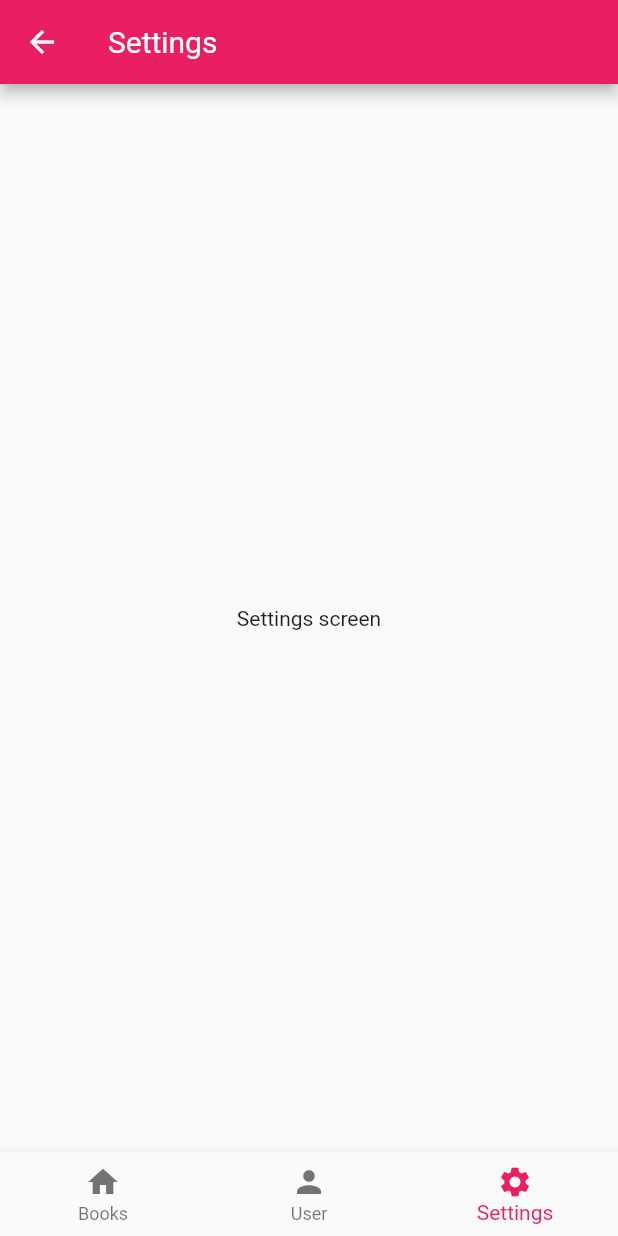
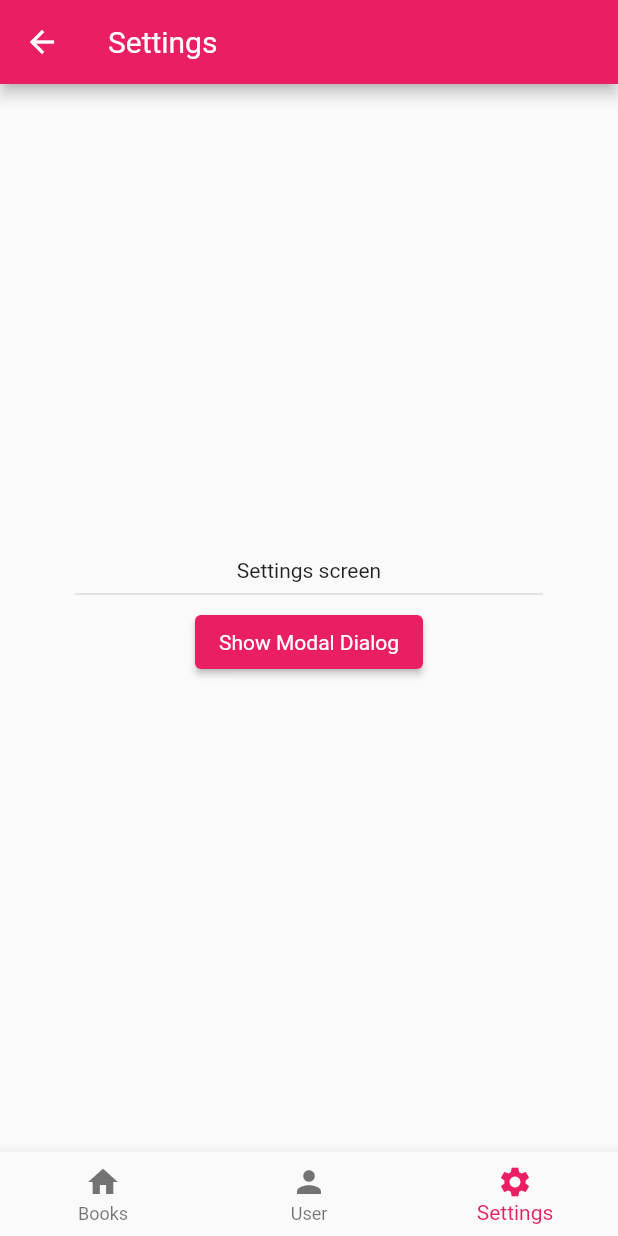
Before and after one commit to vgribok/flutter_nav2_oop, a Flutter app: the screen it shows after launch, item 3 of the bottom bar chosen, on a phone screen of 412 x 824 dp. Run offline on Flutter 3.47's test engine with Material 2 defaults, Android fonts, the phone set to English and light mode, and no system bars.

Commit message:
Added full screen modal dialog support

```diff
--- a/example/lib/main.dart
+++ b/example/lib/main.dart
@@ -1,6 +1,8 @@
 import 'package:example/src/models/book.dart';
+import 'package:example/src/models/show_settings_modal_state.dart';
 import 'package:example/src/routing/book_details_path.dart';
 import 'package:example/src/routing/book_list_path.dart';
+import 'package:example/src/routing/settings_modal_child_path.dart';
 import 'package:example/src/routing/settings_path.dart';
 import 'package:example/src/routing/user_profile_path.dart';
 import 'package:example/src/screens/book_list_screen.dart';
@@ -39,13 +41,15 @@ class _BooksAppState extends NavAwareAppState<BooksApp> {
             TabInfo(
               icon: Icons.settings,
               title: 'Settings',
+              stateItems: [ShowSettingsModalState()],
               rootScreenFactory: (nvState) => SettingsScreen(nvState))
           ],
           routeParsers: [
             BookListPath.fromUri,
             BookDetailsPath.fromUri,
             UserProfilePath.fromUri,
-            SettingsPath.fromUri
+            SettingsPath.fromUri,
+            SettingsModalChildPath.fromUri
           ],
         )
   {
--- a/example/lib/src/models/book.dart
+++ b/example/lib/src/models/book.dart
@@ -34,7 +34,7 @@ class SelectedBookState extends ValueNotifier<Book?> {
   set selectedBookId(int bookId) => selectedBook = Books.bookById(bookId);
 }
 
-extension NavStateExtensions on TabNavState {
+extension BookNavStateExtensions on TabNavState {
   /// This is all-tabs-wide search for the [SelectedBookState] object.
   ///
   /// It's easier to use than similar tab-, screen- and route-specific
--- /dev/null
+++ b/example/lib/src/models/show_settings_modal_state.dart
@@ -0,0 +1,9 @@
+import 'package:flutter/material.dart';
+
+class ShowSettingsModalState extends ValueNotifier<bool> {
+
+  ShowSettingsModalState({bool showModal = false}) : super(showModal);
+
+  bool get showSettingsModal => value;
+  set showSettingsModal(bool val) => value = val;
+}
--- /dev/null
+++ b/example/lib/src/routing/settings_modal_child_path.dart
@@ -0,0 +1,25 @@
+import 'package:example/src/models/show_settings_modal_state.dart';
+import 'package:example/src/routing/settings_path.dart';
+import 'package:example/src/screens/settings_screen.dart';
+import 'package:flutter_nav2_oop/all.dart';
+
+class SettingsModalChildPath extends RoutePath {
+
+  static const String resourceName = '${SettingsPath.resourceName}/modal-child';
+
+  const SettingsModalChildPath() :
+      super(
+        tabIndex: SettingsScreen.navTabIndex,
+        resource: resourceName
+      );
+
+  static RoutePath? fromUri(Uri uri) =>
+      uri.pathsMatch(resourceName) ? SettingsModalChildPath() : null;
+
+  @override
+  Future<void> configureStateFromUri(TabNavState navState) {
+    super.configureStateFromUri(navState);
+    stateByType<ShowSettingsModalState>(navState)!.showSettingsModal = true;
+    return Future.value();
+  }
+}
--- /dev/null
+++ b/example/lib/src/screens/settings_child_modal_dialog.dart
@@ -0,0 +1,60 @@
+import 'package:example/src/extension-classes/build_context_extensions.dart';
+import 'package:example/src/models/show_settings_modal_state.dart';
+import 'package:example/src/routing/settings_modal_child_path.dart';
+import 'package:flutter/material.dart';
+import 'package:flutter_nav2_oop/all.dart';
+
+class SettingsChildModalDialog extends FullScreenModalDialog {
+
+  SettingsChildModalDialog({required TabbedNavScreen parent})
+    : super(
+        parent: parent,
+        screenTitle: 'Modal Demo',
+    );
+
+  @override
+  Widget buildBody(BuildContext context) =>
+      Center(
+        child: Column(
+          mainAxisAlignment: MainAxisAlignment.center,
+          crossAxisAlignment: CrossAxisAlignment.center,
+          children: [
+            Text('Full-Screen Modal Dialog'),
+            Divider(thickness: 1, indent: 50, endIndent: 50),
+            ElevatedButton(
+                child: Text('Close Me'),
+                onPressed: () => close(context)
+            )
+          ]
+        )
+    );
+
+  @override
+  RoutePath get routePath => SettingsModalChildPath();
+
+  /// Convenience accessor to the state object
+  @protected
+  ShowSettingsModalState get showSettingsModalState =>
+      stateByType<ShowSettingsModalState>()!;
+
+  @override
+  void updateStateOnScreenRemovalFromNavStackTop() =>
+    // Set the state that will hide this screen
+    // when UI is rebuilt due to this state change
+    showSettingsModalState.showSettingsModal = false;
+
+  @override
+  List<Widget>? buildAbbBarActions(BuildContext context) =>
+    [
+      IconButton(
+        icon: const Icon(Icons.save),
+        tooltip: 'Save data',
+        onPressed: () => _onSaveTap(context)
+      )
+    ];
+
+  void _onSaveTap(BuildContext context) {
+    context.showSnackBar('Save button pressed');
+    close(context);
+  }
+}
--- a/example/lib/src/screens/settings_screen.dart
+++ b/example/lib/src/screens/settings_screen.dart
@@ -1,4 +1,6 @@
+import 'package:example/src/models/show_settings_modal_state.dart';
 import 'package:example/src/routing/settings_path.dart';
+import 'package:example/src/screens/settings_child_modal_dialog.dart';
 import 'package:flutter/material.dart';
 import 'package:flutter_nav2_oop/all.dart';
 
@@ -15,9 +17,28 @@ class SettingsScreen extends TabbedNavScreen {
   @override
   Widget buildBody(BuildContext context) =>
       Center(
-        child: Text('Settings screen'),
+        child: Column(
+          mainAxisAlignment: MainAxisAlignment.center,
+          crossAxisAlignment: CrossAxisAlignment.center,
+          children: [
+            Text('Settings screen'),
+            Divider(thickness: 1, indent: 50, endIndent: 50),
+            ElevatedButton(
+              child: Text('Show Modal Dialog'),
+              onPressed: () => showSettingsModalState.showSettingsModal = true
+            )
+          ]
+        )
       );
 
   @override
   RoutePath get routePath => SettingsPath();
+
+  ShowSettingsModalState get showSettingsModalState =>
+    stateByType<ShowSettingsModalState>()!;
+
+  @override
+  TabbedNavScreen? get topScreen =>
+    showSettingsModalState.showSettingsModal ?
+      SettingsChildModalDialog(parent: this) : null;
 }
--- a/lib/all.dart
+++ b/lib/all.dart
@@ -19,6 +19,7 @@ part './src/routing/route_path.dart';
 
 part './src/screens/404_nav_screen.dart';
 part './src/screens/tabbed_nav_screen.dart';
+part './src/screens/full_screen_modal_dialog.dart';
 
 part './src/utility/uri_extensions.dart';
 part './src/utility/iterable_extensions.dart';
--- a/lib/src/routing/nav_aware_app_state.dart
+++ b/lib/src/routing/nav_aware_app_state.dart
@@ -48,6 +48,7 @@ class NavAwareAppState<T extends StatefulWidget> extends State<T> {
       theme: _theme,
       routerDelegate: _routerDelegate,
       routeInformationParser: _routeInformationParser,
+      debugShowCheckedModeBanner: false // Hide 'Debug' ribbon on the AppBar
     );
   }
 
--- /dev/null
+++ b/lib/src/screens/full_screen_modal_dialog.dart
@@ -0,0 +1,37 @@
+part of flutter_nav2_oop;
+
+/// A base class for full-screen modal dialogs
+abstract class FullScreenModalDialog extends TabbedNavScreen {
+
+  FullScreenModalDialog({
+    /// Dialog's parent screen
+    required TabbedNavScreen parent,
+    /// Screen title
+    required String screenTitle,
+    /// Optional user-supplied key.
+    /// If not supplied, route URI
+    /// is used as the key
+    LocalKey? key
+  }) : super(
+    screenTitle: screenTitle,
+    tabIndex: parent.tabIndex,
+    navState: parent.navState,
+    key: key
+  );
+
+  @override
+  Widget? buildNavTabBar(BuildContext context) => null; // Hides bottom navbar
+
+  /// Closes the dialog
+  void close(BuildContext context) => Navigator.pop(context);
+
+  /// Builds dialog-specific [AbbBar] with the
+  /// Cancel icon instead of the back arrow.
+  @override
+  PreferredSizeWidget? buildAppBar(BuildContext context) =>
+      AppBar(
+        title: Text(this.screenTitle),
+        leading: IconButton(icon: Icon(Icons.cancel), onPressed: () => close(context)),
+        actions: buildAbbBarActions(context)
+      );
+}
```
Also changed, not shown: example/lib/src/extension-classes/build_context_extensions.dart (added, +15 -0 lines), lib/src/screens/tabbed_nav_screen.dart (+37 -14 lines), lib/src/utility/uri_extensions.dart (+21 -0 lines).
